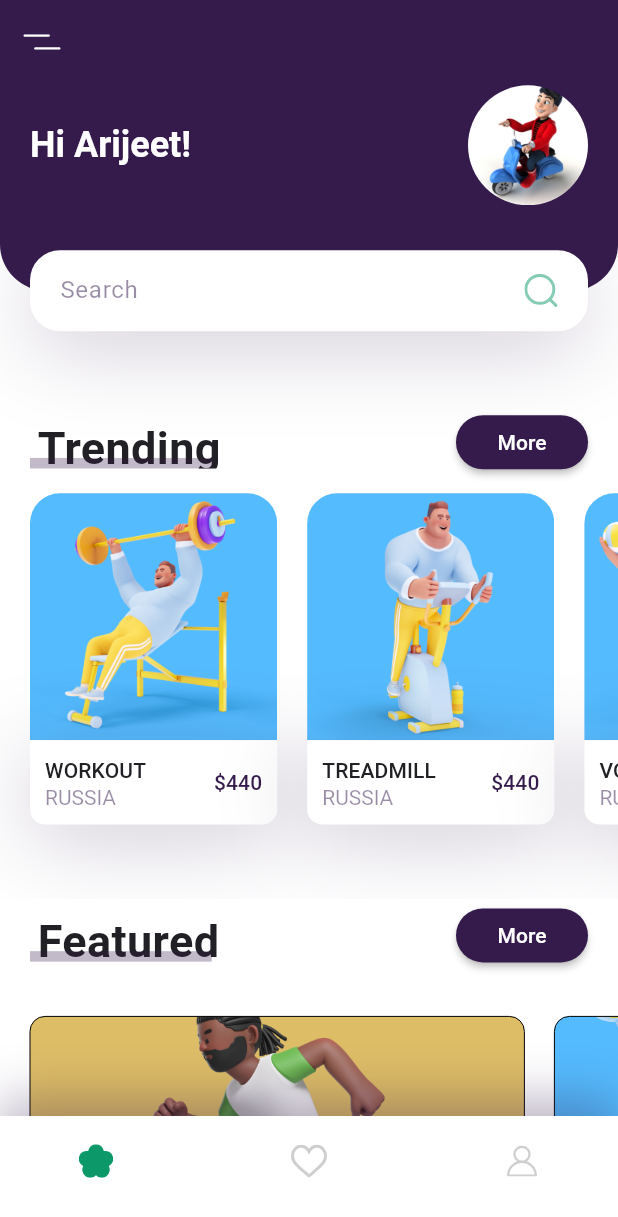
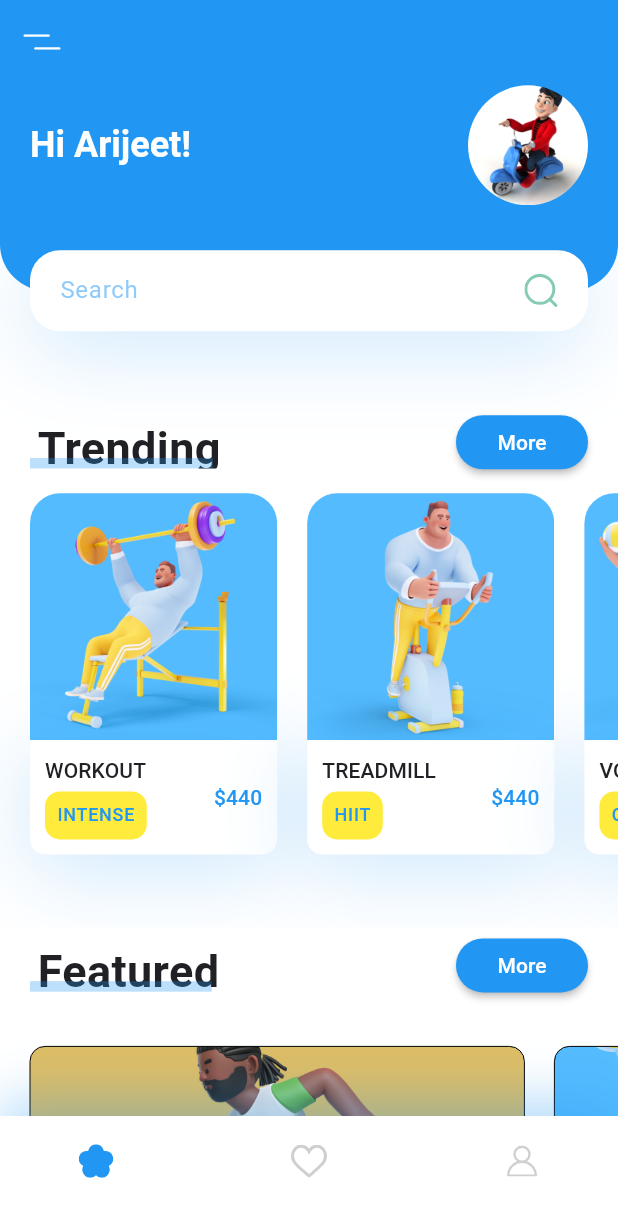
Before and after one commit to rishirizz/sporthub, a Flutter app: the screen it shows after launch, on a phone screen of 412 x 824 dp. Shown: the top 1217 px of the screen. Run offline on Flutter 3.47's test engine with Material 3 defaults, Android fonts, the phone set to English and light mode, and no system bars; our stand-ins replace flutter_svg.

Commit message:
Home screen UI enhancements.

```diff
--- a/lib/components/bottom_navbar.dart
+++ b/lib/components/bottom_navbar.dart
@@ -1,3 +1,5 @@
+// ignore_for_file: deprecated_member_use
+
 import 'package:flutter/material.dart';
 import 'package:flutter_svg/flutter_svg.dart';
 
@@ -31,7 +33,10 @@ class BottomNavBar extends StatelessWidget {
         mainAxisAlignment: MainAxisAlignment.spaceBetween,
         children: <Widget>[
           IconButton(
-            icon: SvgPicture.asset('assets/icons/flower.svg'),
+            icon: SvgPicture.asset(
+              'assets/icons/flower.svg',
+              color: Colors.blue,
+            ),
             onPressed: () {},
           ),
           IconButton(
--- a/lib/components/icon_card.dart
+++ b/lib/components/icon_card.dart
@@ -1,13 +1,14 @@
+// ignore_for_file: deprecated_member_use
+
 import 'package:flutter/material.dart';
 import 'package:flutter_svg/flutter_svg.dart';
 
 import '../constants/constants.dart';
 
-
 class IconCard extends StatelessWidget {
   const IconCard({
     Key? key,
-   required this.icon,
+    required this.icon,
   }) : super(key: key);
 
   final String icon;
@@ -36,7 +37,10 @@ class IconCard extends StatelessWidget {
           ),
         ],
       ),
-      child: SvgPicture.asset(icon),
+      child: SvgPicture.asset(
+        icon,
+        color: Colors.blue,
+      ),
     );
   }
 }
--- a/lib/components/trending_sports.dart
+++ b/lib/components/trending_sports.dart
@@ -17,8 +17,8 @@ class TrendingSports extends StatelessWidget {
           TrendingSportsCard(
             image: 'assets/images/workout.jpg',
             title: 'Workout',
-            country: 'Russia',
-            price: 440,
+            type: 'Intense',
+            kCal: 440,
             press: () {
               Navigator.push(
                 context,
@@ -34,8 +34,8 @@ class TrendingSports extends StatelessWidget {
           TrendingSportsCard(
             image: 'assets/images/treadmill.jpg',
             title: 'Treadmill',
-            country: 'Russia',
-            price: 440,
+            type: 'HIIT',
+            kCal: 440,
             press: () {
               Navigator.push(
                 context,
@@ -51,8 +51,8 @@ class TrendingSports extends StatelessWidget {
           TrendingSportsCard(
             image: 'assets/images/volleyball.jpg',
             title: 'Volleyball',
-            country: 'Russia',
-            price: 440,
+            type: 'Cardio',
+            kCal: 440,
             press: () {
               Navigator.push(
                 context,
@@ -76,13 +76,13 @@ class TrendingSportsCard extends StatelessWidget {
     Key? key,
     required this.image,
     required this.title,
-    required this.country,
-    required this.price,
+    required this.type,
+    required this.kCal,
     required this.press,
   }) : super(key: key);
 
-  final String image, title, country;
-  final int price;
+  final String image, title, type;
+  final int kCal;
   final Function()? press;
 
   @override
@@ -125,25 +125,55 @@ class TrendingSportsCard extends StatelessWidget {
                 ],
               ),
               child: Row(
+                mainAxisSize: MainAxisSize.min,
                 children: <Widget>[
-                  RichText(
-                    text: TextSpan(
-                      children: [
-                        TextSpan(
-                            text: "$title\n".toUpperCase(),
-                            style: Theme.of(context).textTheme.labelLarge),
-                        TextSpan(
-                          text: country.toUpperCase(),
-                          style: TextStyle(
-                            color: kPrimaryColor.withOpacity(0.5),
+                  Column(
+                    crossAxisAlignment: CrossAxisAlignment.start,
+                    mainAxisSize: MainAxisSize.min,
+                    children: [
+                      Padding(
+                        padding: const EdgeInsets.only(bottom: 4.0),
+                        child: Text(
+                          title.toUpperCase(),
+                          style: Theme.of(context).textTheme.labelLarge,
+                        ),
+                      ),
+                      Container(
+                        decoration: BoxDecoration(
+                          borderRadius: BorderRadius.circular(10),
+                          color: Colors.yellow,
+                        ),
+                        child: Padding(
+                          padding: const EdgeInsets.all(8.0),
+                          child: Text(
+                            type.toUpperCase(),
+                              style: Theme.of(context).textTheme.labelMedium!.copyWith(
+                                color: kPrimaryColor,
+                              ),
+
                           ),
                         ),
-                      ],
-                    ),
+                      )
+                    ],
                   ),
+                  // RichText(
+                  //   text: TextSpan(
+                  //     children: [
+                  //       TextSpan(
+                  //           text: "$title\n".toUpperCase(),
+                  //           style: Theme.of(context).textTheme.labelLarge),
+                  //       TextSpan(
+                  //         text: type.toUpperCase(),
+                  //         style: TextStyle(
+                  //           color: kPrimaryColor.withOpacity(0.5),
+                  //         ),
+                  //       ),
+                  //     ],
+                  //   ),
+                  // ),
                   const Spacer(),
                   Text(
-                    '\$$price',
+                    '\$$kCal',
                     style: Theme.of(context)
                         .textTheme
                         .labelLarge!
--- a/lib/constants/constants.dart
+++ b/lib/constants/constants.dart
@@ -1,6 +1,6 @@
 import 'package:flutter/material.dart';
 
-const Color kPrimaryColor = Color.fromARGB(255, 52, 27, 75);
+const Color kPrimaryColor = Colors.blue;
 const Color kTextColor = Color.fromARGB(255, 33, 32, 36);
 const Color kBackgroundColor = Color.fromARGB(255, 255, 255, 255);
 const double kDefaultPadding = 20.0;
--- a/lib/details/details_page.dart
+++ b/lib/details/details_page.dart
@@ -47,7 +47,7 @@ class DetailsPage extends StatelessWidget {
                   color: kPrimaryColor,
                   onPressed: () {},
                   child: const Text(
-                    'Buy Now',
+                    'Watch Video',
                     style: TextStyle(
                       color: Colors.white,
                       fontSize: 16,
```
